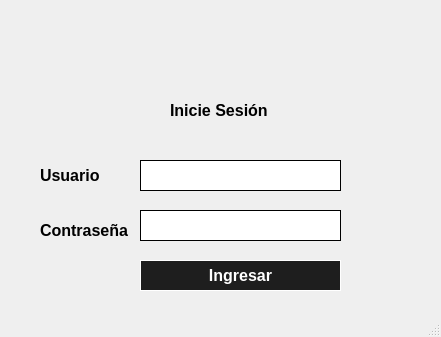
Above: UI/login.ui from KevinValdezVargas/expert-broccoli before the change. Below: the same form after it.
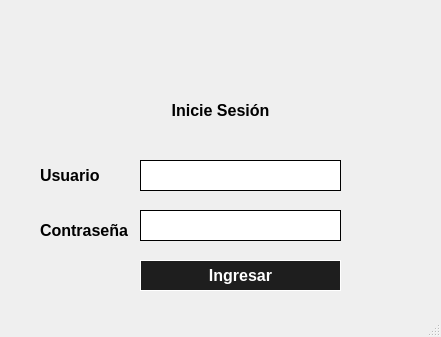
That is the form after the change. Icons and pictures are not drawn.

Commit message: Center text on login.ui

```diff
--- a/UI/login.ui
+++ b/UI/login.ui
@@ -48,9 +48,9 @@
    <widget class="QLabel" name="label">
     <property name="geometry">
      <rect>
-      <x>170</x>
+      <x>150</x>
       <y>95</y>
-      <width>101</width>
+      <width>141</width>
       <height>31</height>
      </rect>
     </property>
@@ -62,6 +62,9 @@
       <bold>true</bold>
      </font>
     </property>
+    <property name="layoutDirection">
+     <enum>Qt::LeftToRight</enum>
+    </property>
     <property name="styleSheet">
      <string notr="true">
 </string>
@@ -69,6 +72,9 @@
     <property name="text">
      <string>Inicie Sesión</string>
     </property>
+    <property name="alignment">
+     <set>Qt::AlignCenter</set>
+    </property>
    </widget>
    <widget class="QLineEdit" name="txtName">
     <property name="geometry">
@@ -212,6 +218,9 @@
       <height>131</height>
      </rect>
     </property>
+    <property name="layoutDirection">
+     <enum>Qt::LeftToRight</enum>
+    </property>
     <property name="text">
      <string/>
     </property>
```
Left out of the diff: 3 changed lines with no effect on the pictures.
